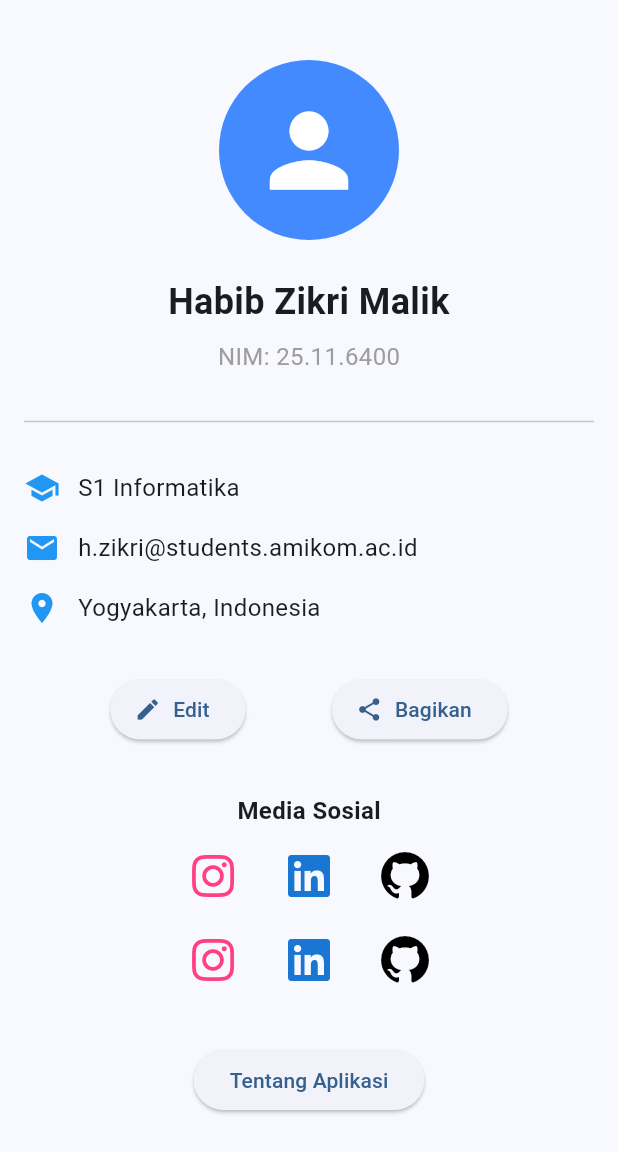
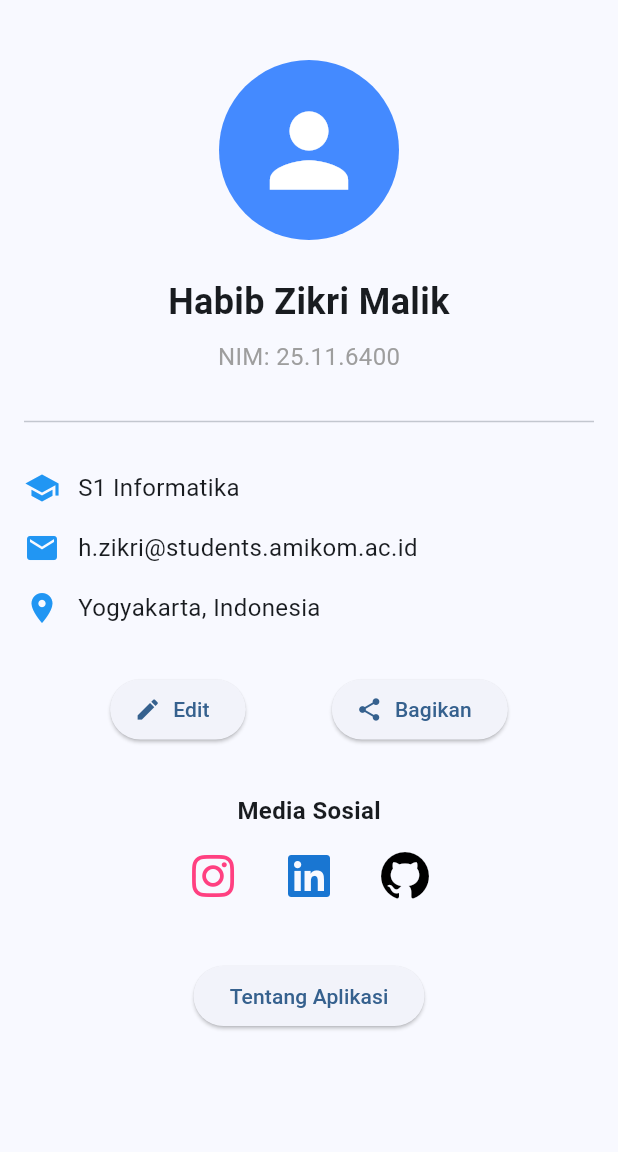
Before and after one commit to habib-zikri/profil_mahasiswa, a Flutter app: the screen it shows after launch, on a phone screen of 412 x 824 dp, the part 84-1236 px from its top. Run offline on Flutter 3.47's test engine with Material 3 defaults, Android fonts, the phone set to English and light mode, and no system bars; our stand-ins replace font_awesome_flutter.

```diff
--- a/lib/screens/profile_screen.dart
+++ b/lib/screens/profile_screen.dart
@@ -57,10 +57,7 @@ class ProfileScreen extends StatelessWidget {
               ),
               const SizedBox(height: 8),
               const SocialMediaRow(),
-
-              const SizedBox(height: 8),
-            const SocialMediaRow(),
-            const SizedBox(height: 32),
+              const SizedBox(height: 32),
             // Tombol untuk menuju AboutScreen
             ElevatedButton(
               onPressed: () {
```
